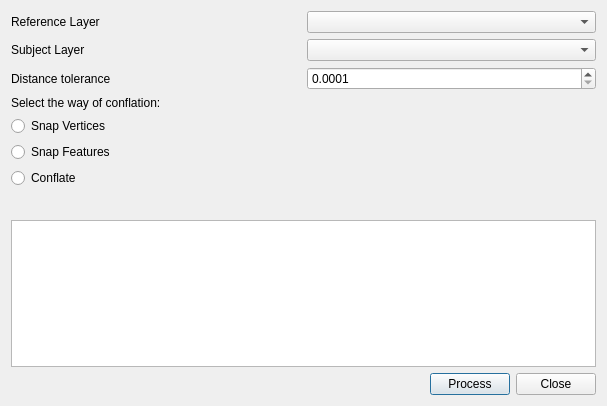
Before: the Qt Designer form src/qgsconflate/dialog.ui in ctu-geoforall-lab-projects/bp-fiedlerova-2013, drawn with Qt 5.
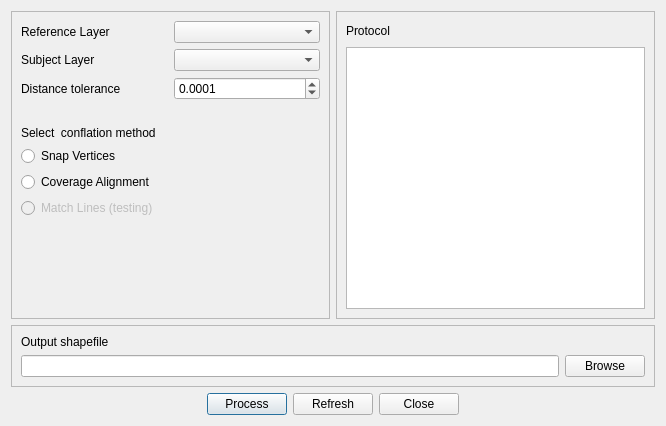
After: the same form once the commit is applied. Icons and pictures are not drawn.

Patch:
```diff
--- a/src/qgsconflate/dialog.ui
+++ b/src/qgsconflate/dialog.ui
@@ -6,12 +6,40 @@
    <rect>
     <x>0</x>
     <y>0</y>
-    <width>607</width>
-    <height>406</height>
+    <width>666</width>
+    <height>426</height>
    </rect>
   </property>
   <property name="windowTitle">
-   <string>Dialog</string>
+   <string>Conflation dialog</string>
+  </property>
+  <property name="windowIcon">
+   <iconset resource="resources.qrc">
+    <normaloff>:/icon/icons/mActionConflate.png</normaloff>:/icon/icons/mActionConflate.png</iconset>
+  </property>
+  <property name="toolTip">
+   <string>&lt;html&gt;&lt;head/&gt;&lt;body&gt;&lt;p&gt;&lt;br/&gt;&lt;/p&gt;&lt;/body&gt;&lt;/html&gt;</string>
+  </property>
+  <property name="whatsThis">
+   <string>&lt;html&gt;&lt;head/&gt;&lt;body&gt;&lt;p&gt;QGIS plugin for conflation&lt;/p&gt;&lt;/body&gt;&lt;/html&gt;</string>
+  </property>
+  <layout class="QGridLayout" name="gridLayout">
+   <item row="0" column="0">
+    <widget class="QFrame" name="frameSettings">
+     <property name="sizePolicy">
+      <sizepolicy hsizetype="Preferred" vsizetype="Preferred">
+       <horstretch>1</horstretch>
+       <verstretch>0</verstretch>
+      </sizepolicy>
+     </property>
+     <property name="frameShape">
+      <enum>QFrame::StyledPanel</enum>
+     </property>
+     <property name="frameShadow">
+      <enum>QFrame::Raised</enum>
+     </property>
+     <property name="lineWidth">
+      <number>2</number>
   </property>
   <layout class="QVBoxLayout" name="verticalLayout_2">
    <item>
@@ -24,7 +52,17 @@
       </widget>
      </item>
      <item>
-      <widget class="QComboBox" name="mcbReferences"/>
+         <widget class="QComboBox" name="mcbReferences">
+          <property name="sizePolicy">
+           <sizepolicy hsizetype="Preferred" vsizetype="Fixed">
+            <horstretch>0</horstretch>
+            <verstretch>0</verstretch>
+           </sizepolicy>
+          </property>
+          <property name="toolTip">
+           <string>&lt;html&gt;&lt;head/&gt;&lt;body&gt;&lt;p&gt;Select reference layer&lt;/p&gt;&lt;/body&gt;&lt;/html&gt;</string>
+          </property>
+         </widget>
      </item>
     </layout>
    </item>
@@ -38,7 +76,17 @@
       </widget>
      </item>
      <item>
-      <widget class="QComboBox" name="mcbSubjects"/>
+         <widget class="QComboBox" name="mcbSubjects">
+          <property name="sizePolicy">
+           <sizepolicy hsizetype="Preferred" vsizetype="Fixed">
+            <horstretch>0</horstretch>
+            <verstretch>0</verstretch>
+           </sizepolicy>
+          </property>
+          <property name="toolTip">
+           <string>&lt;html&gt;&lt;head/&gt;&lt;body&gt;&lt;p&gt;Select subject layer&lt;/p&gt;&lt;/body&gt;&lt;/html&gt;</string>
+          </property>
+         </widget>
      </item>
     </layout>
    </item>
@@ -53,14 +101,29 @@
      </item>
      <item>
       <widget class="QDoubleSpinBox" name="mSpinBoxDist">
+          <property name="sizePolicy">
+           <sizepolicy hsizetype="Minimum" vsizetype="Fixed">
+            <horstretch>0</horstretch>
+            <verstretch>0</verstretch>
+           </sizepolicy>
+          </property>
+          <property name="toolTip">
+           <string>&lt;html&gt;&lt;head/&gt;&lt;body&gt;&lt;p&gt;Select distance tolerance&lt;/p&gt;&lt;/body&gt;&lt;/html&gt;</string>
+          </property>
        <property name="decimals">
         <number>4</number>
        </property>
        <property name="minimum">
-        <double>0.000100000000000</double>
+           <double>0.000000000000000</double>
        </property>
        <property name="maximum">
-        <double>9999.989999999999782</double>
+           <double>9999.999900000000707</double>
+          </property>
+          <property name="singleStep">
+           <double>10.000000000000000</double>
+          </property>
+          <property name="value">
+           <double>0.000100000000000</double>
        </property>
       </widget>
      </item>
@@ -68,10 +131,13 @@
    </item>
    <item>
     <layout class="QVBoxLayout" name="verticalLayout">
+        <property name="topMargin">
+         <number>20</number>
+        </property>
      <item>
       <widget class="QLabel" name="mlabelSelect">
        <property name="text">
-        <string>Select the way of conflation:</string>
+           <string>Select  conflation method</string>
        </property>
       </widget>
      </item>
@@ -85,23 +151,73 @@
      <item>
       <widget class="QRadioButton" name="mrbSnapFeature">
        <property name="text">
-        <string>Snap Features</string>
+           <string>Coverage Alignment</string>
        </property>
       </widget>
      </item>
      <item>
-      <widget class="QRadioButton" name="mrbConflate">
+         <widget class="QRadioButton" name="mrbLineMatch">
+          <property name="enabled">
+           <bool>false</bool>
+          </property>
        <property name="text">
-        <string>Conflate</string>
+           <string>Match Lines (testing)</string>
        </property>
       </widget>
      </item>
     </layout>
    </item>
    <item>
-    <layout class="QHBoxLayout" name="horizontalLayout_5">
+       <spacer name="verticalSpacer">
+        <property name="orientation">
+         <enum>Qt::Vertical</enum>
+        </property>
+        <property name="sizeHint" stdset="0">
+         <size>
+          <width>20</width>
+          <height>40</height>
+         </size>
+        </property>
+       </spacer>
+      </item>
+     </layout>
+    </widget>
+   </item>
+   <item row="0" column="1">
+    <widget class="QFrame" name="frameProtocol">
+     <property name="sizePolicy">
+      <sizepolicy hsizetype="Preferred" vsizetype="Preferred">
+       <horstretch>1</horstretch>
+       <verstretch>0</verstretch>
+      </sizepolicy>
+     </property>
+     <property name="autoFillBackground">
+      <bool>false</bool>
+     </property>
+     <property name="frameShape">
+      <enum>QFrame::StyledPanel</enum>
+     </property>
+     <property name="frameShadow">
+      <enum>QFrame::Raised</enum>
+     </property>
+     <property name="lineWidth">
+      <number>2</number>
+     </property>
+     <layout class="QVBoxLayout" name="verticalLayout_3">
      <item>
-      <spacer name="horizontalSpacer_2">
+       <layout class="QHBoxLayout" name="horizontalLayout7">
+        <item>
+         <widget class="QLabel" name="mLabelProt">
+          <property name="toolTip">
+           <string>&lt;html&gt;&lt;head/&gt;&lt;body&gt;&lt;p&gt;See protocol below&lt;/p&gt;&lt;/body&gt;&lt;/html&gt;</string>
+          </property>
+          <property name="text">
+           <string>Protocol</string>
+          </property>
+         </widget>
+        </item>
+        <item>
+         <spacer name="horizontalSpacer3">
        <property name="orientation">
         <enum>Qt::Horizontal</enum>
        </property>
@@ -113,20 +229,23 @@
        </property>
       </spacer>
      </item>
+       </layout>
+      </item>
      <item>
-      <widget class="QLabel" name="mlabelStatus">
-       <property name="text">
-        <string/>
-       </property>
+       <widget class="QPlainTextEdit" name="mTextEdit">
+        <property name="toolTip">
+         <string>&lt;html&gt;&lt;head/&gt;&lt;body&gt;&lt;p&gt;Text of protocol&lt;/p&gt;&lt;/body&gt;&lt;/html&gt;</string>
+        </property>
+        <property name="whatsThis">
+         <string>&lt;html&gt;&lt;head/&gt;&lt;body&gt;&lt;p&gt;Text of protocol&lt;/p&gt;&lt;/body&gt;&lt;/html&gt;</string>
+        </property>
       </widget>
      </item>
     </layout>
+    </widget>
    </item>
-   <item>
-    <widget class="QPlainTextEdit" name="mTextEdit"/>
-   </item>
-   <item>
-    <layout class="QHBoxLayout" name="horizontalLayout_2">
+   <item row="2" column="0" colspan="2">
+    <layout class="QHBoxLayout" name="horizontalLayout2">
      <item>
       <spacer name="horizontalSpacer">
        <property name="orientation">
@@ -147,6 +266,16 @@
        </property>
       </widget>
      </item>
+     <item>
+      <widget class="QPushButton" name="refreshButton">
+       <property name="toolTip">
+        <string>&lt;html&gt;&lt;head/&gt;&lt;body&gt;&lt;p&gt;Click to refresh dialog&lt;/p&gt;&lt;/body&gt;&lt;/html&gt;</string>
+       </property>
+       <property name="text">
+        <string>Refresh</string>
+       </property>
+      </widget>
+     </item>
      <item>
       <widget class="QPushButton" name="closeButton">
        <property name="text">
@@ -154,10 +283,68 @@
        </property>
       </widget>
      </item>
+     <item>
+      <spacer name="horizontalSpacer4">
+       <property name="orientation">
+        <enum>Qt::Horizontal</enum>
+       </property>
+       <property name="sizeHint" stdset="0">
+        <size>
+         <width>40</width>
+         <height>20</height>
+        </size>
+       </property>
+      </spacer>
+     </item>
     </layout>
    </item>
-  </layout>
- </widget>
- <resources/>
+   <item row="1" column="0" colspan="2">
+    <widget class="QFrame" name="frameOutput">
+     <property name="frameShape">
+      <enum>QFrame::StyledPanel</enum>
+     </property>
+     <property name="frameShadow">
+      <enum>QFrame::Raised</enum>
+     </property>
+     <property name="lineWidth">
+      <number>2</number>
+     </property>
+     <layout class="QVBoxLayout" name="verticalLayout_4">
+      <item>
+       <widget class="QLabel" name="mLabelOut">
+        <property name="text">
+         <string>Output shapefile</string>
+        </property>
+       </widget>
+      </item>
+      <item>
+       <layout class="QHBoxLayout" name="horizontalLayout5">
+        <item>
+         <widget class="QLineEdit" name="mLineEdit">
+          <property name="toolTip">
+           <string>&lt;html&gt;&lt;head/&gt;&lt;body&gt;&lt;p&gt;Write path to output shapefile or select it by button right&lt;/p&gt;&lt;/body&gt;&lt;/html&gt;</string>
+          </property>
+         </widget>
+        </item>
+        <item>
+         <widget class="QPushButton" name="selectButton">
+          <property name="toolTip">
+           <string>&lt;html&gt;&lt;head/&gt;&lt;body&gt;&lt;p&gt;Select output shapefile&lt;/p&gt;&lt;/body&gt;&lt;/html&gt;</string>
+          </property>
+          <property name="text">
+           <string>Browse</string>
+          </property>
+         </widget>
+        </item>
+       </layout>
+      </item>
+     </layout>
+    </widget>
+   </item>
+  </layout>
+ </widget>
+ <resources>
+  <include location="resources.qrc"/>
+ </resources>
  <connections/>
 </ui>
```
Left out of the diff: 29 changed lines with no effect on the pictures. Lines whose indentation alone changed are shown as unchanged.
